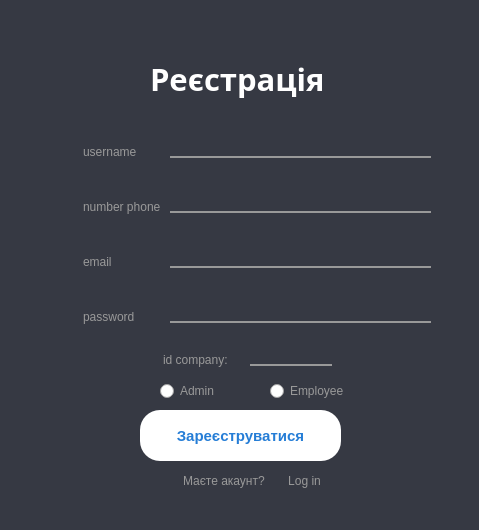
Old version of the form registration.ui in the repository Annakkm/Todolist.
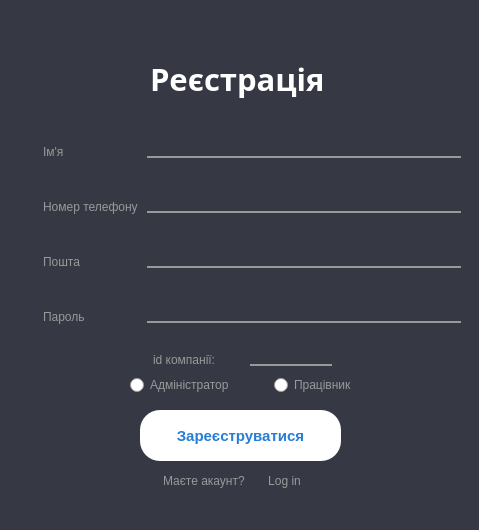
New version of the form. Icons and pictures are not drawn.

What changed in the file:
```diff
--- a/registration.ui
+++ b/registration.ui
@@ -90,9 +90,9 @@
   <widget class="QWidget" name="gridLayoutWidget">
    <property name="geometry">
     <rect>
-     <x>80</x>
+     <x>40</x>
      <y>110</y>
-     <width>351</width>
+     <width>421</width>
      <height>241</height>
     </rect>
    </property>
@@ -110,7 +110,7 @@
 }</string>
       </property>
       <property name="text">
-       <string>email</string>
+       <string>Пошта</string>
       </property>
      </widget>
     </item>
@@ -127,7 +127,7 @@
 }</string>
       </property>
       <property name="text">
-       <string>password</string>
+       <string>Пароль</string>
       </property>
      </widget>
     </item>
@@ -182,7 +182,7 @@
 }</string>
       </property>
       <property name="text">
-       <string>username</string>
+       <string>Ім'я</string>
       </property>
      </widget>
     </item>
@@ -264,7 +264,7 @@
 }</string>
       </property>
       <property name="text">
-       <string>number phone</string>
+       <string>Номер телефону</string>
       </property>
      </widget>
     </item>
@@ -360,7 +360,7 @@
     <rect>
      <x>90</x>
      <y>370</y>
-     <width>331</width>
+     <width>321</width>
      <height>31</height>
     </rect>
    </property>
@@ -372,60 +372,6 @@
    <property name="title">
     <string/>
    </property>
-   <widget class="QRadioButton" name="radioBtnAdmin">
-    <property name="geometry">
-     <rect>
-      <x>70</x>
-      <y>10</y>
-      <width>60</width>
-      <height>22</height>
-     </rect>
-    </property>
-    <property name="styleSheet">
-     <string notr="true">QRadioButton{
-font-size: 12px;
-font-weignt:  500;
-text-transform: capitalize;
-display: inline-block;
-vertical-align: middle;
-color: rgb(153, 153, 153);
-}
-
-QRadioButton::hover{
-color: rgb(255, 255, 255);
-}</string>
-    </property>
-    <property name="text">
-     <string>Admin</string>
-    </property>
-   </widget>
-   <widget class="QRadioButton" name="radioBtnWorker">
-    <property name="geometry">
-     <rect>
-      <x>180</x>
-      <y>10</y>
-      <width>91</width>
-      <height>22</height>
-     </rect>
-    </property>
-    <property name="styleSheet">
-     <string notr="true">QRadioButton{
-font-size: 12px;
-font-weignt:  300;
-text-transform: capitalize;
-display: inline-block;
-vertical-align: middle;
-color: rgb(153, 153, 153);
-}
-
-QRadioButton::hover{
-color: rgb(255, 255, 255);
-}</string>
-    </property>
-    <property name="text">
-     <string>Employee</string>
-    </property>
-   </widget>
   </widget>
   <widget class="QPushButton" name="btnlogin_2">
    <property name="geometry">
@@ -456,7 +402,7 @@
   <widget class="QWidget" name="horizontalLayoutWidget_2">
    <property name="geometry">
     <rect>
-     <x>180</x>
+     <x>160</x>
      <y>460</y>
      <width>155</width>
      <height>43</height>
@@ -552,9 +498,9 @@
   <widget class="QLabel" name="label_idtext">
    <property name="geometry">
     <rect>
-     <x>160</x>
+     <x>150</x>
      <y>339</y>
-     <width>87</width>
+     <width>101</width>
      <height>31</height>
     </rect>
    </property>
@@ -569,7 +515,7 @@
 }</string>
    </property>
    <property name="text">
-    <string>id company:</string>
+    <string>id компанії:</string>
    </property>
   </widget>
   <widget class="QLineEdit" name="lineEdit_id_read_only">
@@ -623,6 +569,69 @@
     <string/>
    </property>
   </widget>
+  <widget class="QWidget" name="gridLayoutWidget_2">
+   <property name="geometry">
+    <rect>
+     <x>130</x>
+     <y>370</y>
+     <width>281</width>
+     <height>31</height>
+    </rect>
+   </property>
+   <layout class="QGridLayout" name="gridLayout_2">
+    <item row="0" column="1">
+     <widget class="QRadioButton" name="radioBtnWorker">
+      <property name="baseSize">
+       <size>
+        <width>0</width>
+        <height>0</height>
+       </size>
+      </property>
+      <property name="styleSheet">
+       <string notr="true">QRadioButton{
+font-size: 12px;
+font-weignt:  300;
+text-transform: capitalize;
+display: inline-block;
+vertical-align: middle;
+color: rgb(153, 153, 153);
+}
+
+QRadioButton::hover{
+color: rgb(255, 255, 255);
+}</string>
+      </property>
+      <property name="text">
+       <string>Працівник</string>
+      </property>
+     </widget>
+    </item>
+    <item row="0" column="0">
+     <widget class="QRadioButton" name="radioBtnAdmin">
+      <property name="layoutDirection">
+       <enum>Qt::LeftToRight</enum>
+      </property>
+      <property name="styleSheet">
+       <string notr="true">QRadioButton{
+font-size: 12px;
+font-weignt:  500;
+text-transform: capitalize;
+display: inline-block;
+vertical-align: middle;
+color: rgb(153, 153, 153);
+}
+
+QRadioButton::hover{
+color: rgb(255, 255, 255);
+}</string>
+      </property>
+      <property name="text">
+       <string>Адміністратор</string>
+      </property>
+     </widget>
+    </item>
+   </layout>
+  </widget>
  </widget>
  <resources>
   <include location="Img.qrc"/>
```
